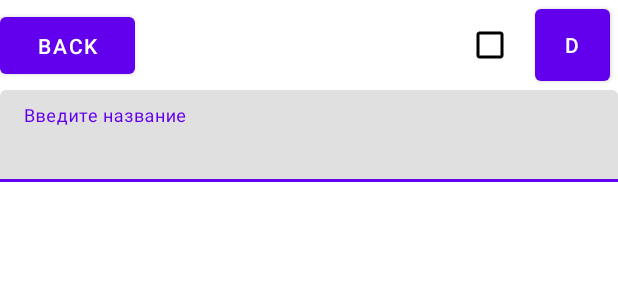
After one commit to RandomServant/FRIENDLY-FIRE-Tasks, an Android app: the layout activity_task.xml on its own in the app's theme, with its tools: preview values and no code run, on a phone screen of 412 x 824 dp. The commit adds this screen. Shown: the top 300 px of the screen. Run offline under Robolectric (Android 15) with nearby library versions, the phone set to English and light mode, and no system bars.

Commit message:
На экране задачи, сделано поле названия, галочка "любимые", кнопки назад и удалить

```diff
--- /dev/null
+++ b/app/src/main/java/com/example/friendlyfiretasks/presentation/TaskActivity.kt
@@ -0,0 +1,12 @@
+package com.example.friendlyfiretasks.presentation
+
+import android.os.Bundle
+import androidx.appcompat.app.AppCompatActivity
+import com.example.friendlyfiretasks.R
+
+class TaskActivity : AppCompatActivity() {
+    override fun onCreate(savedInstanceState: Bundle?) {
+        super.onCreate(savedInstanceState)
+        setContentView(R.layout.activity_task)
+    }
+}
--- /dev/null
+++ b/app/src/main/res/layout/activity_task.xml
@@ -0,0 +1,52 @@
+<?xml version="1.0" encoding="utf-8"?>
+<androidx.constraintlayout.widget.ConstraintLayout xmlns:android="http://schemas.android.com/apk/res/android"
+    xmlns:app="http://schemas.android.com/apk/res-auto"
+    xmlns:tools="http://schemas.android.com/tools"
+    android:layout_width="match_parent"
+    android:layout_height="match_parent"
+    tools:context=".presentation.TaskActivity">
+
+    <com.google.android.material.textfield.TextInputLayout
+        android:layout_width="match_parent"
+        android:layout_height="match_parent"
+        android:layout_marginTop="60dp"
+        app:layout_constraintStart_toStartOf="parent"
+        app:layout_constraintTop_toTopOf="parent">
+
+        <com.google.android.material.textfield.TextInputEditText
+            android:layout_width="match_parent"
+            android:layout_height="wrap_content"
+            android:hint="@string/task_name_hint"
+            android:textSize="20sp" />
+
+    </com.google.android.material.textfield.TextInputLayout>
+
+    <Button
+        android:id="@+id/button2"
+        android:layout_width="90dp"
+        android:layout_height="50dp"
+        android:layout_marginTop="5dp"
+        app:layout_constraintTop_toTopOf="parent"
+        app:layout_constraintStart_toStartOf="parent"
+        android:text="Back" />
+
+    <Button
+        android:id="@+id/button3"
+        android:layout_width="50dp"
+        android:layout_height="60dp"
+        android:layout_marginEnd="5dp"
+        app:layout_constraintTop_toTopOf="parent"
+        app:layout_constraintEnd_toEndOf="parent"
+        android:text="D" />
+
+    <CheckBox
+        android:id="@+id/checkBox"
+        android:layout_width="50dp"
+        android:layout_height="50dp"
+        android:layout_marginTop="5dp"
+        android:layout_marginEnd="60dp"
+        app:layout_constraintTop_toTopOf="parent"
+        app:layout_constraintEnd_toEndOf="parent"
+        android:buttonTint="@color/black"/>
+
+</androidx.constraintlayout.widget.ConstraintLayout>
--- a/app/src/main/res/values/strings.xml
+++ b/app/src/main/res/values/strings.xml
@@ -1,5 +1,6 @@
 <resources>
     <string name="app_name">Задачи</string>
+    <string name="task_name_hint">Введите название</string>
 
     <string name="button_add">button_add_task</string>
 </resources>
```
